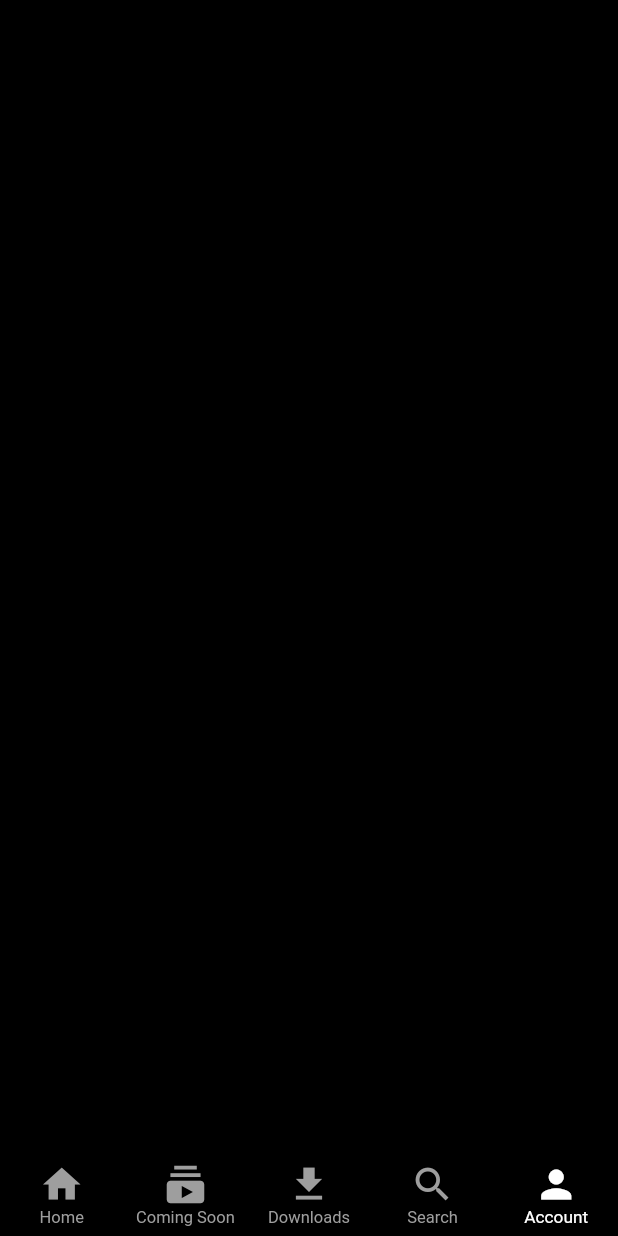
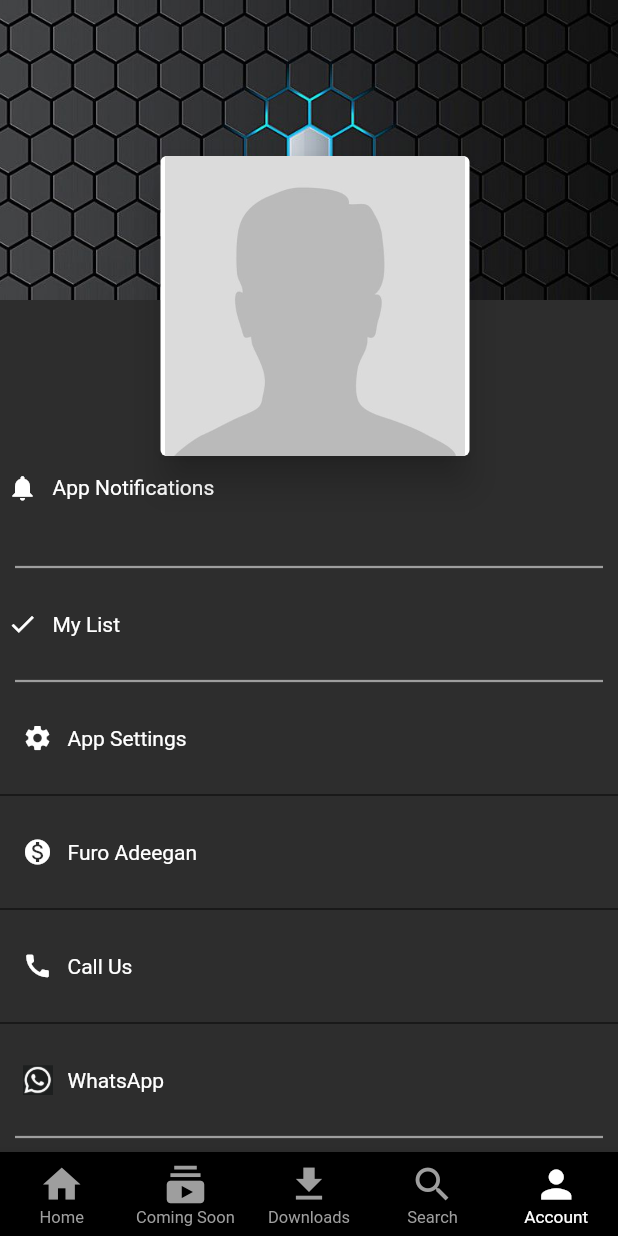
Before and after one commit to digitalbuugle/dhaalac_ui, a Flutter app: the screen it shows after launch, item 5 of the bottom bar chosen, on a phone screen of 412 x 824 dp. Run offline on Flutter 3.47's test engine with Material 2 defaults, Android fonts, the phone set to English and light mode, and no system bars; our stand-ins replace bloc, flutter_bloc, video_player; Roboto replaces fonts that are missing (Montserrat).

Commit message:
user page

```diff
--- a/lib/assets.dart
+++ b/lib/assets.dart
@@ -33,6 +33,11 @@ class Assets {
   static const String sadexkumi = '${_images}sadex_kumi.jpg';
   static const String indhojecel = '${_images}indho_jecel.png';
 
+  static const String whatsApp = '${_images}whatsapp.jpg';
+  static const String avatar = '${_images}avatar.jpg';
+  static const String chat = '${_images}chat.jpg';
+  static const String background = '${_images}a.jpg';
+
   static const String gabadhiilaciilay = '${_images}gabadhii_la_ciilay.png';
   static const String geesigiiaabehey = '${_images}geesigii_aabehey.png';
   static const String gumeysi = '${_images}gumeysi.png';
--- /dev/null
+++ b/lib/screens/account.dart
@@ -0,0 +1,421 @@
+import 'package:flutter/material.dart';
+import '../assets.dart';
+
+class Account extends StatelessWidget {
+  const Account({Key? key}) : super(key: key);
+
+  @override
+  Widget build(BuildContext context) {
+    return Scaffold(
+      backgroundColor: Colors.grey[700],
+      body: SafeArea(
+        child: Material(
+          color: Colors.black54,
+          child: CustomScrollView(
+            slivers: [
+              SliverPersistentHeader(
+                delegate: MySliverAppBar(expandedHeight: 200),
+                pinned: true,
+              ),
+              SliverToBoxAdapter(
+                child: Column(
+                  children: <Widget>[
+                    Container(
+                      height: 80.0,
+                      color: Colors.transparent,
+                    ),
+                    InkWell(
+                      onTap: () {},
+                      child: Container(
+                        width: double.infinity,
+                        height: 80.0,
+                        decoration: const BoxDecoration(
+                          color: Colors.transparent,
+                        ),
+                        margin: const EdgeInsets.all(5.0),
+                        child: Row(
+                          children: const <Widget>[
+                            Icon(Icons.notifications,
+                                color: Colors.white, size: 20.0),
+                            SizedBox(
+                              width: 10.0,
+                            ),
+                            Text(
+                              'App Notifications',
+                              style: TextStyle(
+                                  fontFamily: 'Montserrat',
+                                  color: Colors.white),
+                            ),
+                          ],
+                        ),
+                      ),
+                    ),
+                    const Divider(
+                        endIndent: 10,
+                        indent: 10,
+                        thickness: 1.5,
+                        color: Colors.grey),
+                    InkWell(
+                      onTap: () {},
+                      child: Container(
+                        width: double.infinity,
+                        height: 60.0,
+                        decoration: const BoxDecoration(
+                          color: Colors.transparent,
+                        ),
+                        margin: const EdgeInsets.symmetric(horizontal: 5.0),
+                        child: Row(
+                          children: const <Widget>[
+                            Icon(Icons.done, color: Colors.white, size: 20.0),
+                            SizedBox(
+                              width: 10.0,
+                            ),
+                            Text(
+                              'My List',
+                              style: TextStyle(
+                                  fontFamily: 'Montserrat',
+                                  color: Colors.white),
+                            ),
+                          ],
+                        ),
+                      ),
+                    ),
+                    const Divider(
+                        endIndent: 10,
+                        indent: 10,
+                        thickness: 1.5,
+                        color: Colors.grey),
+                    InkWell(
+                      onTap: () {},
+                      child: Container(
+                        width: double.infinity,
+                        height: 60.0,
+                        decoration: const BoxDecoration(
+                          color: Colors.transparent,
+                        ),
+                        margin: const EdgeInsets.symmetric(horizontal: 5.0),
+                        child: Row(
+                          children: const <Widget>[
+                            SizedBox(
+                              width: 10.0,
+                            ),
+                            Icon(Icons.settings,
+                                color: Colors.white, size: 20.0),
+                            SizedBox(
+                              width: 10.0,
+                            ),
+                            Text(
+                              'App Settings',
+                              style: TextStyle(
+                                  fontFamily: 'Montserrat',
+                                  color: Colors.white),
+                            ),
+                          ],
+                        ),
+                      ),
+                    ),
+                    const Divider(
+                      thickness: 0.6,
+                      color: Colors.black,
+                    ),
+                    InkWell(
+                      onTap: () {},
+                      child: Container(
+                        width: double.infinity,
+                        height: 60.0,
+                        decoration: const BoxDecoration(
+                          color: Colors.transparent,
+                        ),
+                        margin: const EdgeInsets.symmetric(horizontal: 5.0),
+                        child: Row(
+                          children: const <Widget>[
+                            SizedBox(
+                              width: 10.0,
+                            ),
+                            Icon(Icons.monetization_on,
+                                color: Colors.white, size: 20.0),
+                            SizedBox(
+                              width: 10.0,
+                            ),
+                            Text(
+                              'Furo Adeegan',
+                              style: TextStyle(
+                                  fontFamily: 'Montserrat',
+                                  color: Colors.white),
+                            ),
+                          ],
+                        ),
+                      ),
+                    ),
+                    const Divider(
+                      thickness: 0.6,
+                      color: Colors.black,
+                    ),
+                    InkWell(
+                      onTap: () {},
+                      child: Container(
+                        width: double.infinity,
+                        height: 60.0,
+                        decoration: const BoxDecoration(
+                          color: Colors.transparent,
+                        ),
+                        margin: const EdgeInsets.symmetric(horizontal: 5.0),
+                        child: Row(
+                          children: const <Widget>[
+                            SizedBox(
+                              width: 10.0,
+                            ),
+                            Icon(Icons.call, color: Colors.white, size: 20.0),
+                            SizedBox(
+                              width: 10.0,
+                            ),
+                            Text(
+                              'Call Us',
+                              style: TextStyle(
+                                  fontFamily: 'Montserrat',
+                                  color: Colors.white),
+                            ),
+                          ],
+                        ),
+                      ),
+                    ),
+                    const Divider(
+                      thickness: 0.6,
+                      color: Colors.black,
+                    ),
+                    InkWell(
+                      onTap: () {},
+                      child: Container(
+                          width: double.infinity,
+                          height: 60.0,
+                          decoration: const BoxDecoration(
+                            color: Colors.transparent,
+                          ),
+                          margin: const EdgeInsets.symmetric(horizontal: 5.0),
+                          child: Row(
+                            children: <Widget>[
+                              const SizedBox(
+                                width: 10.0,
+                              ),
+                              Container(
+                                decoration: const BoxDecoration(
+                                  image: DecorationImage(
+                                    image: AssetImage(Assets.chat),
+                                    fit: BoxFit.cover,
+                                  ),
+                                ),
+                                height: 20.0,
+                                width: 20.0,
+                              ),
+                              const SizedBox(
+                                width: 10.0,
+                              ),
+                              const Text(
+                                'WhatsApp',
+                                style: TextStyle(
+                                    fontFamily: 'Montserrat',
+                                    color: Colors.white),
+                              ),
+                            ],
+                          )),
+                    ),
+                    const Divider(
+                        endIndent: 10,
+                        indent: 10,
+                        thickness: 1.5,
+                        color: Colors.grey),
+                    InkWell(
+                      onTap: () {
+                        showDialog(
+                            context: context,
+                            builder: (context) {
+                              return AlertDialog(
+                                actionsPadding: const EdgeInsets.symmetric(
+                                    horizontal: 50, vertical: 0.1),
+                                title: const Text("Your Account ID"),
+                                content: const Text("VJKBSHUVKBFG45248"),
+                                actions: [
+                                  TextButton(
+                                      onPressed: () {
+                                        Navigator.of(context).pop();
+                                      },
+                                      child: const Text("Ok")),
+                                ],
+                              );
+                            });
+                      },
+                      child: Container(
+                          width: double.infinity,
+                          height: 60.0,
+                          decoration: const BoxDecoration(
+                            color: Colors.transparent,
+                          ),
+                          margin: const EdgeInsets.symmetric(horizontal: 5.0),
+                          child: Row(
+                            children: const <Widget>[
+                              SizedBox(
+                                width: 10.0,
+                              ),
+                              Icon(Icons.account_circle,
+                                  color: Colors.white, size: 20.0),
+                              SizedBox(
+                                width: 10.0,
+                              ),
+                              Text(
+                                'Account ID : ',
+                                style: TextStyle(
+                                    fontFamily: 'Montserrat',
+                                    color: Colors.white),
+                              ),
+                              SizedBox(
+                                width: 20.0,
+                              ),
+                              Text("KJFNIBGFRB6G5B5BFDFBVGKDB"),
+                            ],
+                          )),
+                    ),
+                    const Divider(
+                        endIndent: 10,
+                        indent: 10,
+                        thickness: 1.5,
+                        color: Colors.grey),
+                    InkWell(
+                      onTap: () {
+                        showDialog(
+                            context: context,
+                            builder: (context) {
+                              return AlertDialog(
+                                actionsPadding: const EdgeInsets.symmetric(
+                                    horizontal: 50, vertical: 0.1),
+                                title: const Text("Log Out ? "),
+                                content: const Text(
+                                    "Ma hubta inad Rabto In aad Iska Xirto Ciwaankadan"),
+                                actions: [
+                                  TextButton(
+                                      onPressed: () {
+                                        Navigator.of(context).pop();
+                                      },
+                                      child: const Text("Maya")),
+                                  const SizedBox(
+                                    width: 40.0,
+                                  ),
+                                  TextButton(
+                                      onPressed: () {},
+                                      child: const Text("Haa"))
+                                ],
+                              );
+                            });
+                      },
+                      child: Container(
+                        width: double.infinity,
+                        height: 60.0,
+                        decoration: const BoxDecoration(
+                          color: Colors.transparent,
+                        ),
+                        margin: const EdgeInsets.symmetric(horizontal: 5.0),
+                        child: Row(
+                          children: const <Widget>[
+                            SizedBox(
+                              width: 10.0,
+                            ),
+                            Icon(Icons.logout, color: Colors.white, size: 20.0),
+                            SizedBox(
+                              width: 10.0,
+                            ),
+                            Text(
+                              'Sign Out',
+                              style: TextStyle(
+                                  fontFamily: 'Montserrat',
+                                  color: Colors.white),
+                            ),
+                          ],
+                        ),
+                      ),
+                    ),
+                    const Divider(color: Colors.black),
+                    Container(
+                      width: double.infinity,
+                      height: 60.0,
+                      decoration: const BoxDecoration(
+                        color: Colors.transparent,
+                      ),
+                      margin: const EdgeInsets.symmetric(horizontal: 5.0),
+                      child: Row(
+                        mainAxisAlignment: MainAxisAlignment.center,
+                        crossAxisAlignment: CrossAxisAlignment.center,
+                        children: const <Widget>[
+                          SizedBox(
+                            width: 10.0,
+                          ),
+                          SizedBox(
+                            width: 10.0,
+                          ),
+                          Text(
+                            'Version: 1.0.0-beta',
+                            style: TextStyle(
+                                fontFamily: 'Montserrat', color: Colors.grey),
+                          ),
+                        ],
+                      ),
+                    ),
+                  ],
+                ),
+              ),
+            ],
+          ),
+        ),
+      ),
+    );
+  }
+}
+
+class MySliverAppBar extends SliverPersistentHeaderDelegate {
+  final double expandedHeight;
+
+  MySliverAppBar({required this.expandedHeight});
+
+  @override
+  Widget build(
+      BuildContext context, double shrinkOffset, bool overlapsContent) {
+    return Stack(
+      clipBehavior: Clip.none,
+      fit: StackFit.expand,
+      children: [
+        Image.asset(
+          Assets.background,
+          fit: BoxFit.cover,
+        ),
+        Center(
+          child: Opacity(
+            opacity: shrinkOffset / expandedHeight,
+            child: const Text("Mudane/Marwo"),
+          ),
+        ),
+        Positioned(
+          top: expandedHeight / 2 - shrinkOffset,
+          left: MediaQuery.of(context).size.width / 4,
+          child: Opacity(
+            opacity: (1 - shrinkOffset / expandedHeight),
+            child: Card(
+              elevation: 10,
+              child: SizedBox(
+                height: expandedHeight,
+                width: MediaQuery.of(context).size.width / 2,
+                child: Image.asset(Assets.avatar),
+              ),
+            ),
+          ),
+        ),
+      ],
+    );
+  }
+
+  @override
+  double get maxExtent => expandedHeight;
+
+  @override
+  double get minExtent => kToolbarHeight;
+
+  @override
+  bool shouldRebuild(SliverPersistentHeaderDelegate oldDelegate) => true;
+}
--- a/lib/screens/nav_screen.dart
+++ b/lib/screens/nav_screen.dart
@@ -3,6 +3,8 @@ import 'package:flutter_bloc/flutter_bloc.dart';
 import 'package:dhaalac_ui/cubits/cubits.dart';
 import 'package:dhaalac_ui/screens/screens.dart';
 import 'package:dhaalac_ui/widgets/widgets.dart';
+
+import 'account.dart';
 
 class NavScreen extends StatefulWidget {
   const NavScreen({Key? key}) : super(key: key);
@@ -17,7 +19,7 @@ class _NavScreenState extends State<NavScreen> {
     const Scaffold(),
     const Scaffold(),
     const Scaffold(),
-    const Scaffold(),
+    const Account(),
   ];
 
   final Map<String, IconData> _icons = const {
--- a/lib/widgets/content_header.dart
+++ b/lib/widgets/content_header.dart
@@ -166,21 +166,21 @@ class __ContentHeaderDesktopState extends State<_ContentHeaderDesktop> {
               crossAxisAlignment: CrossAxisAlignment.start,
               children: [
                 const SizedBox(height: 15.0),
-                Text(
-                  widget.featuredContent.description!,
-                  style: const TextStyle(
-                    color: Colors.white,
-                    fontSize: 18.0,
-                    fontWeight: FontWeight.w500,
-                    shadows: [
-                      Shadow(
-                        color: Colors.black,
-                        offset: Offset(2.0, 4.0),
-                        blurRadius: 6.0,
-                      ),
-                    ],
-                  ),
-                ),
+                // Text(
+                //   widget.featuredContent.description!,
+                //   style: const TextStyle(
+                //     color: Colors.white,
+                //     fontSize: 18.0,
+                //     fontWeight: FontWeight.w500,
+                //     shadows: [
+                //       Shadow(
+                //         color: Colors.black,
+                //         offset: Offset(2.0, 4.0),
+                //         blurRadius: 6.0,
+                //       ),
+                //     ],
+                //   ),
+                // ),
                 const SizedBox(height: 20.0),
                 Row(
                   children: [
```
Also changed, not shown: 2 other files.
